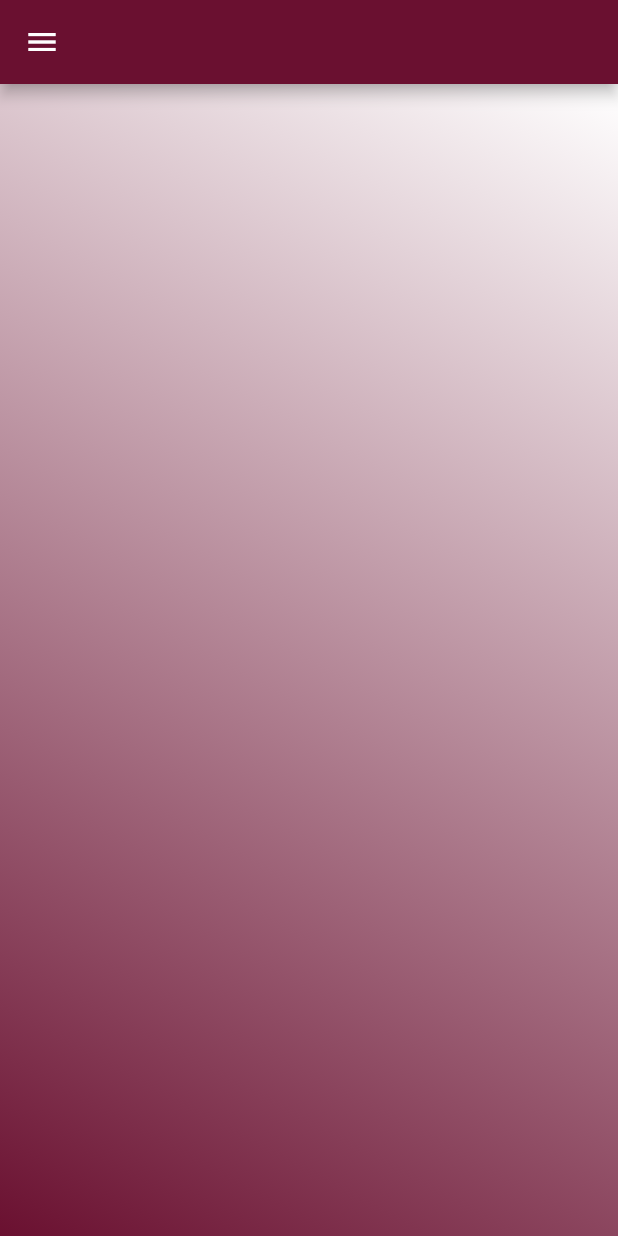
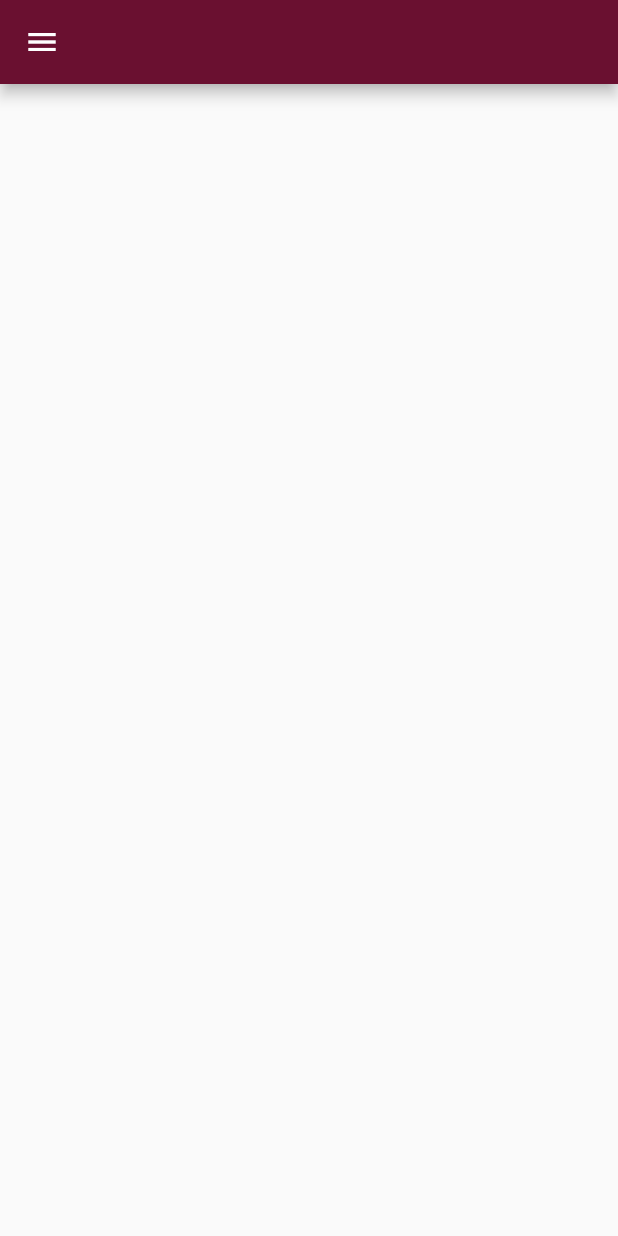
Before and after one commit to nateluisa/albatros_mobile, a Flutter app: the MyDrawer screen opened directly, on a phone screen of 412 x 824 dp. Run offline on Flutter 3.47's test engine with Material 2 defaults, Android fonts, the phone set to English and light mode, and no system bars; our stand-ins replace date_time_picker, expansion_tile_card, flutter_native_splash, sqflite; accounts and stored records are empty.

Commit message:
"changes"

```diff
--- a/lib/pages/pedidos_edit.dart
+++ b/lib/pages/pedidos_edit.dart
@@ -7,10 +7,14 @@ class PedidosEditScreen extends StatelessWidget {
   @override
   Widget build(BuildContext context) {
     return const MyDrawer(
+     accountEmail: Text('Unidade de negócio - Move Tecnologia', style: TextStyle(
+        fontSize: 16
+      ),
+     ),accountName: Text('Usuário - Alexandre'),
       child: Padding(
         padding: EdgeInsets.only(top: 27, left: 28, right: 8, bottom: 0),
         child: Text(
-          'Teste de titulo de drawer',
+          '',
           style: TextStyle(fontSize: 26),
         ),
       ),
--- a/lib/pages/sincronizar.dart
+++ b/lib/pages/sincronizar.dart
@@ -29,7 +29,7 @@ class _SincronizarState extends State<Sincronizar> {
               end: Alignment.bottomLeft,
               colors: [
                 Colors.white,
-                Color.fromARGB(255, 106, 16, 48),
+                Color.fromARGB(255, 76, 36, 48),
               ],
             )),
         child: ListView(
--- a/lib/widgets/animated_login/animated_login.dart
+++ b/lib/widgets/animated_login/animated_login.dart
@@ -188,7 +188,7 @@ class _AnimatedLoginState extends State<AnimatedLogin> {
     final LoginTheme loginTheme = LoginTheme(
       desktopTheme: widget.loginDesktopTheme,
       mobileTheme: widget.loginMobileTheme,
-    )..backgroundColor ??= Color.fromARGB(255, 106, 16, 47);
+    )..backgroundColor ??= Color.fromARGB(255, 76, 36, 47);
     final LoginTexts loginTexts = widget.loginTexts ?? LoginTexts()
       ..language = widget.selectedLanguage;
     return MultiProvider(
--- a/lib/widgets/animated_login/src/decorations/text_styles.dart
+++ b/lib/widgets/animated_login/src/decorations/text_styles.dart
@@ -16,7 +16,7 @@ class TextStyles {
   /// Custom text style for titles in the login screen.
   /// Such as: "welcome", "loginFormTitle" and so on.
   TextStyle titleStyle({Color? color}) => TextStyle(
-        fontSize: _dynamicSize.responsiveSize * 11.5,
+        fontSize: _dynamicSize.responsiveSize * 0.0,
         color: color ?? Theme.of(context).primaryColor,
         fontWeight: FontWeight.bold,
         wordSpacing: 3.5,
--- a/lib/widgets/animated_login/src/providers/login_texts.dart
+++ b/lib/widgets/animated_login/src/providers/login_texts.dart
@@ -157,7 +157,7 @@ class LoginTexts extends ChangeNotifier {
 
   static const String _defaultWelcome = 'Bem vindo';
   static const String _defaultWelcomeDescription =
-      '';
+      'Entre em contato com seus dados e solicite um novo usuário';
   static const String _defaultSignUp = 'Solicitar';
   static const String _defaultSignUpFormTitle = 'Solicite a criação de um novo';
   static const String _defaultSignUpUseEmail =
@@ -165,7 +165,7 @@ class LoginTexts extends ChangeNotifier {
   static const String _defaultnotHaveAnAccount = "Não possui usuário?";
   static const String _defaultWelcomeBack = 'Bem vindo(a)!';
   static const String _defaultWelcomeBackDescription =
-      "";
+      "Olá, seja bem vindo(a)!";
   static const String _defaultLogin = 'Login';
   static const String _defaultLoginFormTitle = 'Login';
   static const String _defaultLoginUseEmail = 'ou use sua conta de email';
--- a/lib/widgets/animated_login/src/widgets/welcome_components.dart
+++ b/lib/widgets/animated_login/src/widgets/welcome_components.dart
@@ -58,7 +58,7 @@ class _Logo extends StatelessWidget {
     return Container(
       constraints: BoxConstraints.tight(loginTheme.logoSize ??
           Size.fromHeight(
-              dynamicSize.responsiveSize * (loginTheme.isLandscape ? 150 : 80))),
+              dynamicSize.responsiveSize * (loginTheme.isLandscape ? 190 : 100))),
       padding: loginTheme.logoPadding ??
           EdgeInsets.symmetric(
               vertical:
--- a/lib/widgets/drawer.dart
+++ b/lib/widgets/drawer.dart
@@ -1,3 +1,4 @@
+import 'package:albatros_mobile/widgets/animated_login/animated_login.dart';
 import 'package:flutter/material.dart';
 
 import '../pages/sincronizar.dart';
@@ -6,83 +7,79 @@ class MyDrawer extends StatelessWidget {
   const MyDrawer({
     Key? key,
     required this.child,
+    this.accountEmail,
+    this.accountName,
   }) : super(key: key);
 
   final Widget child;
+  final Widget? accountEmail;
+  final Widget? accountName;
 
   @override
   Widget build(BuildContext context) {
     return Scaffold(
-      body: Container(
-        decoration: const BoxDecoration(
-            gradient: LinearGradient(
-          begin: Alignment.topRight,
-          end: Alignment.bottomLeft,
-          colors: [
-            Colors.white,
-            Color.fromARGB(255, 106, 16, 48),
-          ],
-        )),
-      ),
       appBar: AppBar(
-        backgroundColor: const Color.fromARGB(255, 106, 16, 48),
+        backgroundColor: Color.fromARGB(255, 106, 16, 48),
       ),
       drawer: Drawer(
         child: ListView(
-          padding: EdgeInsets.zero,
-          children: <Widget>[
-            DrawerHeader(
-              decoration: const BoxDecoration(
+          children: [
+            UserAccountsDrawerHeader(
+              accountName: accountName,
+              accountEmail: accountEmail,
+              currentAccountPicture: CircleAvatar(
+                backgroundImage: AssetImage("assets/images/logoAlbatrosFill.png"),
+              ),
+              decoration: BoxDecoration(
                 color: Color.fromARGB(255, 106, 16, 48),
-              ), child: child,
+
+              ),
+              otherAccountsPictures: [
+                CircleAvatar(
+                  backgroundColor: Color.fromARGB(255, 106, 16, 48),
+                  backgroundImage: AssetImage(
+                      "assets/images/userlogo.png"),
+                ),
+              ],
             ),
             ListTile(
+              leading: Icon(Icons.home, color: Color.fromARGB(255, 106, 16, 48),),
+              title: Text("Inicio"),
               onTap: () {
                 Navigator.pop(context);
               },
-              leading: const Icon(Icons.account_circle_sharp, color: Color.fromARGB(255, 106, 16, 48),),
-              title: const Text('Menu1'),
             ),
             ListTile(
+              leading: Icon(Icons.account_box, color: Color.fromARGB(255, 106, 16, 48)),
+              title: Text("Cadastros"),
               onTap: () {
                 Navigator.pop(context);
               },
-              leading: const Icon(Icons.account_balance_outlined, color: Color.fromARGB(255, 106, 16, 48),),
-              title: const Text('Menu2'),
             ),
             ListTile(
+              leading: Icon(Icons.grid_3x3_outlined, color: Color.fromARGB(255, 106, 16, 48)),
+              title: Text("Produtos"),
               onTap: () {
                 Navigator.pop(context);
               },
-              leading: const Icon(Icons.add_chart_sharp, color: Color.fromARGB(255, 106, 16, 48),),
-              title: const Text('Menu3'),
             ),
             ListTile(
+              leading: Icon(Icons.monetization_on, color: Color.fromARGB(255, 106, 16, 48)),
+              title: Text("Financeiro"),
+              onTap: () {},
+            ),
+            ListTile(
+              leading: Icon(Icons.logout, color: Color.fromARGB(255, 106, 16, 48)),
+              title: Text("Sair"),
               onTap: () {
+                Navigator.pop(context);
                 Navigator.push(
                   context,
                   MaterialPageRoute(
-                      builder: (BuildContext context) => const Sincronizar()
-                  ),
+                      builder: (BuildContext context) => AnimatedLogin()),
                 );
               },
-              leading: const Icon(Icons.account_tree_outlined, color: Color.fromARGB(255, 106, 16, 48),),
-              title: const Text('Menu4'),
-            ),
-            ListTile(
-              onTap: () {
-                Navigator.pop(context);
-              },
-              leading: const Icon(Icons.add_a_photo_rounded, color: Color.fromARGB(255, 106, 16, 48),),
-              title: const Text('Menu5'),
-            ),
-            ListTile(
-              onTap: () {
-                Navigator.pop(context);
-              },
-              leading: const Icon(Icons.message, color: Color.fromARGB(255, 106, 16, 48),),
-              title: const Text('Menu6'),
-            ),
+            )
           ],
         ),
       ),
--- a/pubspec.yaml
+++ b/pubspec.yaml
@@ -82,6 +82,10 @@ flutter:
     - assets/images/logo.png
     - assets/images/initiallogo.png
     - assets/images/userlogo.png
+    - assets/images/logoAlbatros.png
+    - assets/images/logoAlbatrosMini.png
+    - assets/images/logoAlbatrosBigger.png
+    - assets/images/logoAlbatrosFill.png
 
   # To add assets to your application, add an assets section, like this:
   # assets:
```
Also changed, not shown: lib/main.dart (+5 -3 lines), lib/widgets/dashboard.dart (+10 -14 lines), assets/images/logoAlbatros.png (added), assets/images/logoAlbatrosBigger.png (added), assets/images/logoAlbatrosFill.png (added), assets/images/logoAlbatrosMini.png (added).
